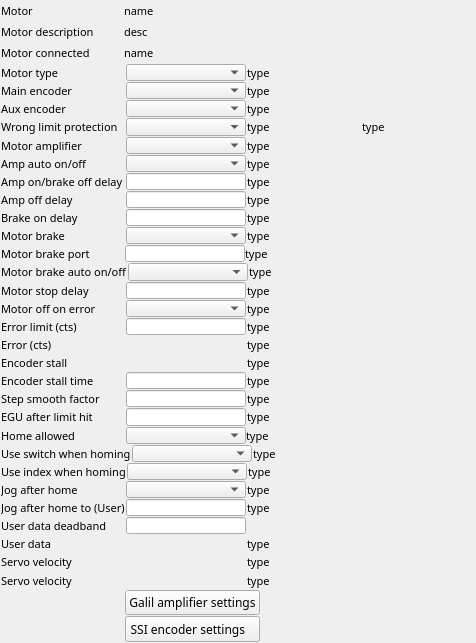
Old version of the form GalilSup/op/ui/galil_motor_extras.ui in the repository ISISComputingGroup/EPICS-galil.
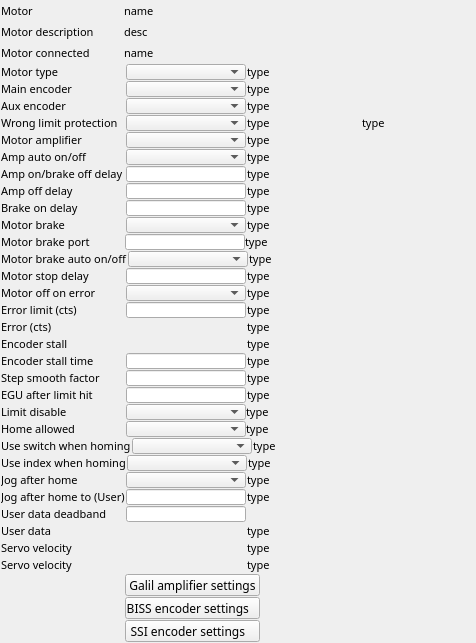
New version of the form. Custom widgets are drawn as their Qt base class.

```diff
--- a/GalilSup/op/ui/galil_motor_extras.ui
+++ b/GalilSup/op/ui/galil_motor_extras.ui
@@ -19,7 +19,7 @@
   <property name="windowTitle">
    <string>EFrame</string>
   </property>
-  <layout class="QVBoxLayout" name="verticalLayout" stretch="2,2,2,2,2,2,2,2,2,2,2,2,2,2,2,2,2,2,2,2,2,2,2,2,2,2,2,2,2,2,2,2,3,3">
+  <layout class="QVBoxLayout" name="verticalLayout" stretch="2,2,2,2,2,2,2,2,2,2,2,2,2,2,2,2,2,2,2,2,2,2,2,2,2,2,2,2,2,2,2,2,2,3,3,3">
    <property name="spacing">
     <number>1</number>
    </property>
@@ -1972,6 +1972,91 @@
      </item>
     </layout>
    </item>
+   <item>
+    <layout class="QHBoxLayout" name="horizontalLayout_30">
+     <property name="spacing">
+      <number>0</number>
+     </property>
+     <item>
+      <widget class="QLabel" name="label_37">
+       <property name="sizePolicy">
+        <sizepolicy hsizetype="Fixed" vsizetype="Preferred">
+         <horstretch>0</horstretch>
+         <verstretch>0</verstretch>
+        </sizepolicy>
+       </property>
+       <property name="minimumSize">
+        <size>
+         <width>125</width>
+         <height>0</height>
+        </size>
+       </property>
+       <property name="font">
+        <font>
+         <family>Abyssinica SIL</family>
+         <pointsize>8</pointsize>
+        </font>
+       </property>
+       <property name="text">
+        <string>Limit disable</string>
+       </property>
+      </widget>
+     </item>
+     <item>
+      <widget class="QEComboBox" name="qecombobox_14">
+       <property name="sizePolicy">
+        <sizepolicy hsizetype="Fixed" vsizetype="Preferred">
+         <horstretch>0</horstretch>
+         <verstretch>0</verstretch>
+        </sizepolicy>
+       </property>
+       <property name="minimumSize">
+        <size>
+         <width>120</width>
+         <height>1</height>
+        </size>
+       </property>
+       <property name="font">
+        <font>
+         <family>Abyssinica SIL</family>
+         <pointsize>8</pointsize>
+        </font>
+       </property>
+       <property name="variable" stdset="0">
+        <string>$(DMC)$(M)_LIMITDISABLE_CMD</string>
+       </property>
+      </widget>
+     </item>
+     <item>
+      <widget class="QELabel" name="qelabel_37">
+       <property name="sizePolicy">
+        <sizepolicy hsizetype="Minimum" vsizetype="Preferred">
+         <horstretch>0</horstretch>
+         <verstretch>0</verstretch>
+        </sizepolicy>
+       </property>
+       <property name="font">
+        <font>
+         <family>Abyssinica SIL</family>
+         <pointsize>8</pointsize>
+        </font>
+       </property>
+       <property name="layoutDirection">
+        <enum>Qt::LeftToRight</enum>
+       </property>
+       <property name="alignment">
+        <set>Qt::AlignLeading|Qt::AlignLeft|Qt::AlignVCenter</set>
+       </property>
+       <property name="variable" stdset="0">
+        <string>$(DMC)$(M)_LIMITDISABLE_STATUS</string>
+       </property>
+       <property name="text">
+        <string>type</string>
+       </property>
+      </widget>
+     </item>
+    </layout>
+   </item>
    <item>
     <layout class="QHBoxLayout" name="horizontalLayout_15">
      <property name="spacing">
@@ -2735,6 +2820,85 @@
      </item>
     </layout>
    </item>
+   <item>
+    <layout class="QHBoxLayout" name="horizontalLayout_37" stretch="1,0,1">
+     <property name="spacing">
+      <number>1</number>
+     </property>
+     <item>
+      <spacer name="horizontalSpacer_9">
+       <property name="orientation">
+        <enum>Qt::Horizontal</enum>
+       </property>
+       <property name="sizeType">
+        <enum>QSizePolicy::Fixed</enum>
+       </property>
+       <property name="sizeHint" stdset="0">
+        <size>
+         <width>124</width>
+         <height>5</height>
+        </size>
+       </property>
+      </spacer>
+     </item>
+     <item>
+      <widget class="QEPushButton" name="qepushbutton_9">
+       <property name="sizePolicy">
+        <sizepolicy hsizetype="Fixed" vsizetype="Preferred">
+         <horstretch>0</horstretch>
+         <verstretch>0</verstretch>
+        </sizepolicy>
+       </property>
+       <property name="minimumSize">
+        <size>
+         <width>0</width>
+         <height>1</height>
+        </size>
+       </property>
+       <property name="maximumSize">
+        <size>
+         <width>135</width>
+         <height>16777215</height>
+        </size>
+       </property>
+       <property name="font">
+        <font>
+         <family>Abyssinica SIL</family>
+         <pointsize>9</pointsize>
+        </font>
+       </property>
+       <property name="text">
+        <string>BISS encoder settings   </string>
+       </property>
+       <property name="variableAsToolTip">
+        <bool>false</bool>
+       </property>
+       <property name="guiFile" stdset="0">
+        <string>galil_motors_biss.ui</string>
+       </property>
+       <property name="creationOption" stdset="0">
+        <enum>QEPushButton::NewWindow</enum>
+       </property>
+       <property name="prioritySubstitutions">
+        <string/>
+       </property>
+      </widget>
+     </item>
+     <item>
+      <spacer name="horizontalSpacer_10">
+       <property name="orientation">
+        <enum>Qt::Horizontal</enum>
+       </property>
+       <property name="sizeHint" stdset="0">
+        <size>
+         <width>40</width>
+         <height>5</height>
+        </size>
+       </property>
+      </spacer>
+     </item>
+    </layout>
+   </item>
    <item>
     <layout class="QHBoxLayout" name="horizontalLayout_29" stretch="1,1,1">
      <property name="spacing">
```
